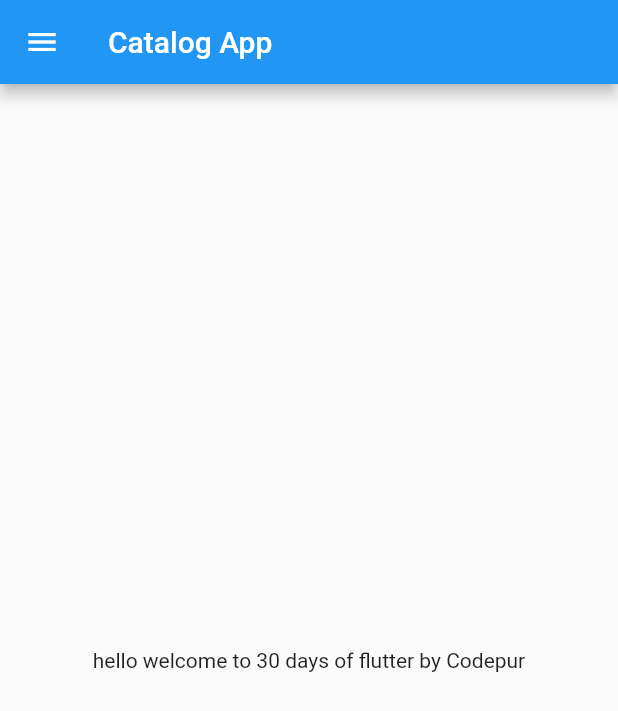
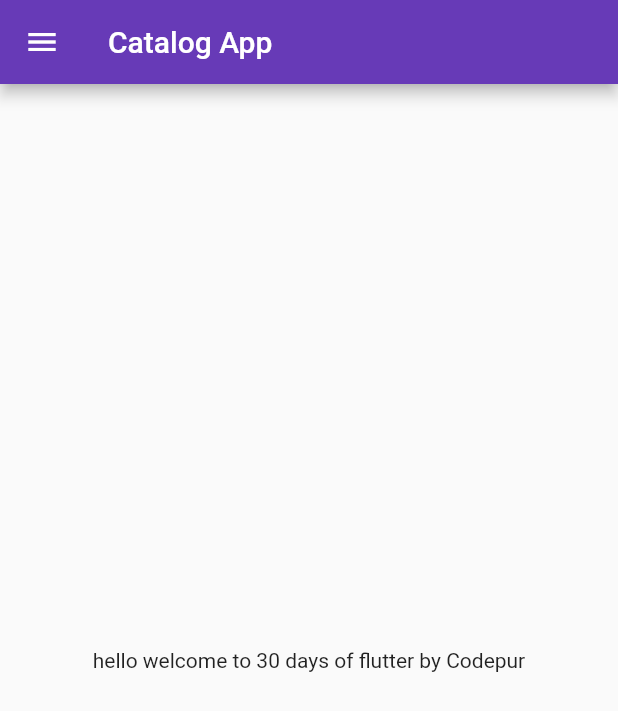
Before and after one commit to AnshumanShah69/30DaysOfFlutter, a Flutter app: the screen it shows after launch, on a phone screen of 412 x 824 dp. Shown: the top 711 px of the screen. Run offline on Flutter 3.47's test engine with Material 2 defaults, Android fonts, the phone set to English and light mode, and no system bars.

Commit message:
day 3 completed

```diff
--- a/lib/main.dart
+++ b/lib/main.dart
@@ -1,5 +1,6 @@
 import 'package:flutter/material.dart';
-import 'package:flutter_catalog/home_page.dart';
+import 'package:flutter_catalog/pages/home_page.dart';
+import 'package:flutter_catalog/pages/login_page.dart';
 
 void main() {
   runApp(MyApp());
@@ -8,10 +9,19 @@ void main() {
 class MyApp extends StatelessWidget {
   const MyApp({super.key});
 
+  ///either give a page in route or home: not both
   @override
   Widget build(BuildContext context) {
     return MaterialApp(
-      home: HomePage(),
+      themeMode: ThemeMode.light,
+      theme: ThemeData(primarySwatch: Colors.deepPurple),
+      darkTheme: ThemeData(brightness: Brightness.dark),
+      initialRoute: "/home",
+      routes: {
+        "/": (context) => LoginPage(),
+        "/home": (context) => HomePage(),
+        "/login": (context) => LoginPage(),
+      },
     );
   }
 }
```
Also changed, not shown: lib/pages/login_page.dart (added, +21 -0 lines), lib/pages/home_page.dart (renamed from lib/home_page.dart).
